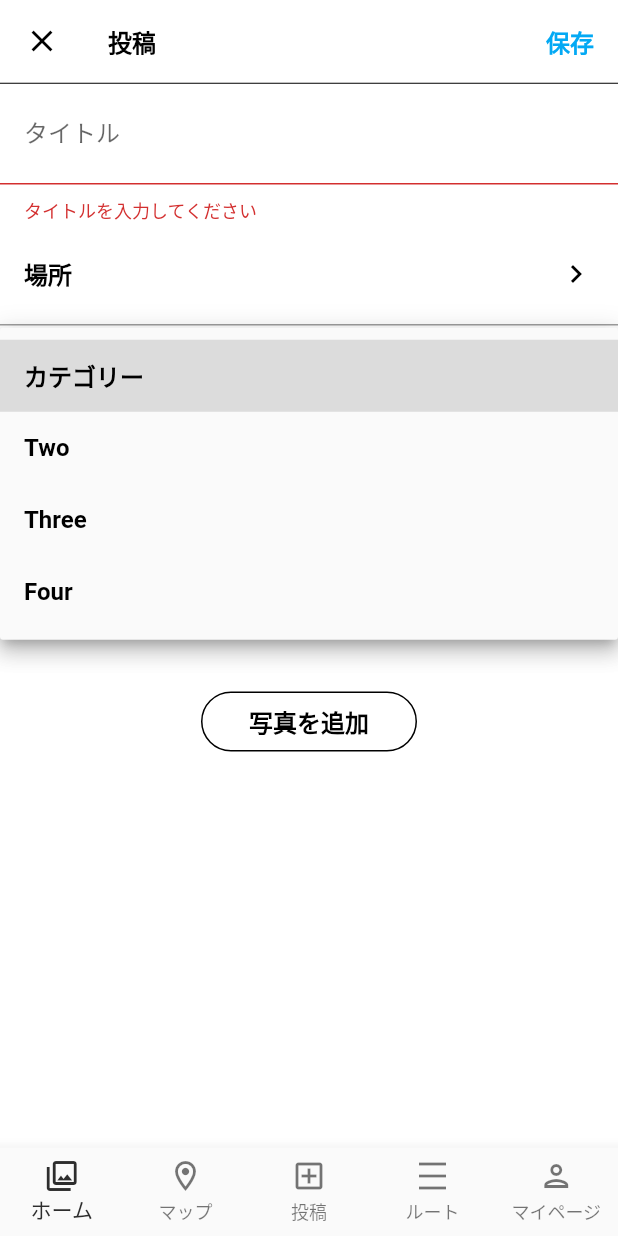
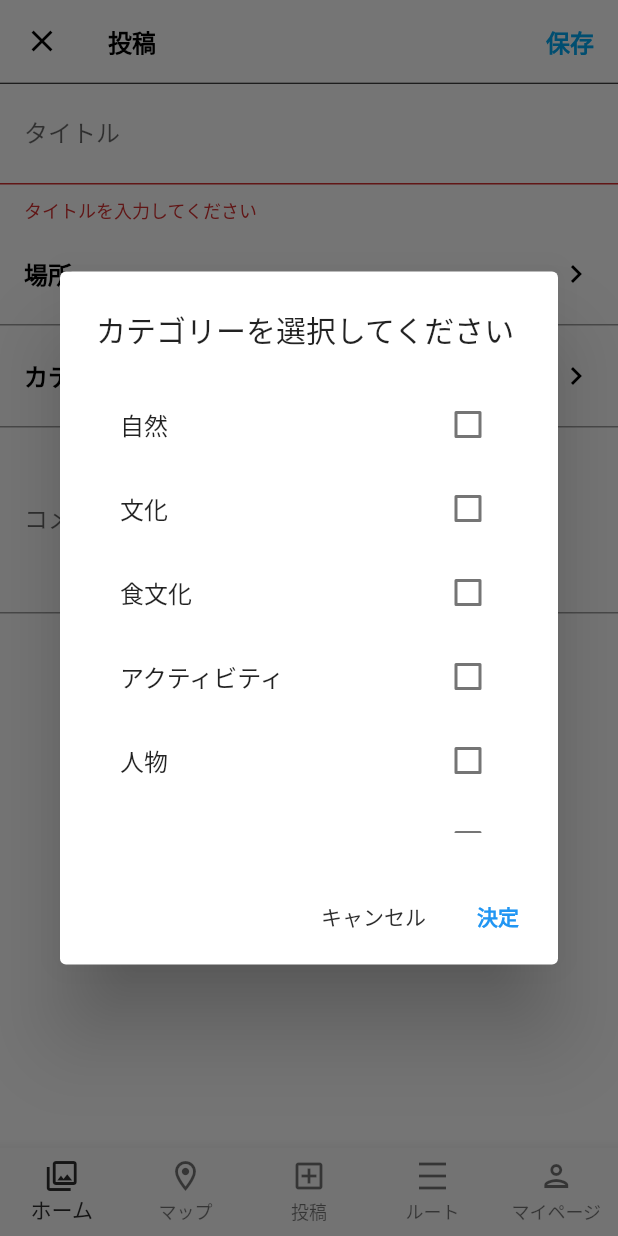
Before and after one commit to yudai2929/flutter-cheese, a Flutter app: the SnapPostSubmitPage screen opened by its route, after a tap on "保存", after a tap on "カテゴリー", on a phone screen of 412 x 824 dp. Run offline on Flutter 3.47's test engine with Material 2 defaults, Android fonts, the phone set to English and light mode, and no system bars; our stand-ins replace appinio_swiper, cloud_functions, file_picker, firebase_auth, firebase_core, firebase_storage and 7 more; missing offline and left inert: flutter_use_geolocation; accounts and stored records are empty; network calls fail; statements that could not run were skipped.

Commit message:
feat: 投稿機能の実装

```diff
--- /dev/null
+++ b/lib/src/common/option.dart
@@ -0,0 +1,25 @@
+class Option {
+  final String label;
+  final String value;
+  const Option({
+    required this.label,
+    required this.value,
+  });
+}
+
+class Options {
+  final List<Option> options;
+  const Options({
+    required this.options,
+  });
+
+  List<String> get values => options.map((e) => e.value).toList();
+  List<String> get labels => options.map((e) => e.label).toList();
+
+  List<Option> get selectedOptions =>
+      options.where((element) => element.value.isNotEmpty).toList();
+
+  String valueToLabel(String value) {
+    return options.firstWhere((element) => element.value == value).label;
+  }
+}
--- /dev/null
+++ b/lib/src/constants/lat_lng.dart
@@ -0,0 +1,3 @@
+import 'package:latlong2/latlong.dart';
+
+const tokyoLatLng = LatLng(35.681236, 139.767125);
--- /dev/null
+++ b/lib/src/entities/snap_post/post_image.dart
@@ -0,0 +1,14 @@
+import 'package:freezed_annotation/freezed_annotation.dart';
+
+part 'post_image.freezed.dart';
+part 'post_image.g.dart';
+
+@freezed
+class PostImage with _$PostImage {
+  const factory PostImage({
+    required String imagePath,
+  }) = _PostImage;
+
+  factory PostImage.fromJson(Map<String, dynamic> json) =>
+      _$PostImageFromJson(json);
+}
--- a/lib/src/entities/snap_post/snap_post.dart
+++ b/lib/src/entities/snap_post/snap_post.dart
@@ -1,3 +1,5 @@
+import 'package:cheese_client/src/entities/snap_post/post_user.dart';
+import 'package:cheese_client/src/repositories/snap_post/params/snap_post_params.dart';
 import 'package:freezed_annotation/freezed_annotation.dart';
 
 part 'snap_post.freezed.dart';
@@ -19,30 +21,9 @@ class SnapPost with _$SnapPost {
     required String updatedAt,
     required int likedCount,
     required PostedUser postedUser,
+    required String address,
   }) = _SnapPost;
 
   factory SnapPost.fromJson(Map<String, dynamic> json) =>
       _$SnapPostFromJson(json);
 }
-
-@freezed
-class PostImage with _$PostImage {
-  const factory PostImage({
-    required String imagePath,
-  }) = _PostImage;
-
-  factory PostImage.fromJson(Map<String, dynamic> json) =>
-      _$PostImageFromJson(json);
-}
-
-@freezed
-class PostedUser with _$PostedUser {
-  const factory PostedUser({
-    required String userId,
-    required String name,
-    required String iconPath,
-  }) = _PostedUser;
-
-  factory PostedUser.fromJson(Map<String, dynamic> json) =>
-      _$PostedUserFromJson(json);
-}
--- /dev/null
+++ b/lib/src/entities/snap_post/tag_options.dart
@@ -0,0 +1,11 @@
+import 'package:cheese_client/src/common/option.dart';
+
+const Options tagOptions = Options(options: [
+  Option(label: '自然', value: 'NATURAL'),
+  Option(label: '文化', value: 'CULTURAL'),
+  Option(label: '食文化', value: 'FOOD_CULTURE'),
+  Option(label: 'アクティビティ', value: 'ACTIVITY'),
+  Option(label: '人物', value: 'PERSON'),
+  Option(label: '動物', value: 'ANIMAL'),
+  Option(label: 'その他', value: 'OTHER'),
+]);
--- /dev/null
+++ b/lib/src/hooks/domain/address/use_search_address.dart
@@ -0,0 +1,15 @@
+import 'package:cheese_client/src/hooks/helper/use_query.dart';
+import 'package:cheese_client/src/repositories/address/params/search_address_params.dart';
+import 'package:hooks_riverpod/hooks_riverpod.dart';
+
+import '../../../repositories/address/address_repository_provider.dart';
+import '../../helper/use_mutation.dart';
+
+// HACK: 検索系の処理はuseQueryを使いたい
+UseMutationResult<String, SearchAddressParams> useSearchAddress(WidgetRef ref) {
+  final addressRepository = ref.watch(addressRepositoryProvider);
+
+  return useMutation(
+    mutateFn: (SearchAddressParams params) => addressRepository.search(params),
+  );
+}
--- a/lib/src/pages/profile/profile_page.dart
+++ b/lib/src/pages/profile/profile_page.dart
@@ -1,5 +1,6 @@
 import 'package:cheese_client/src/components/ui/header.dart';
 import 'package:cheese_client/src/entities/snap_post/snap_post.dart';
+import 'package:cheese_client/src/entities/snap_post/tag_options.dart';
 import 'package:cheese_client/src/pages/profile/snap_post_card.dart';
 import 'package:cheese_client/src/pages/profile/use_fetch_profile.dart';
 import 'package:flutter/material.dart';
@@ -122,7 +123,7 @@ class ProfilePage extends HookConsumerWidget {
       children: snapPosts
           .map((post) => SnapPostCard(
                 title: post.title,
-                tags: post.tags,
+                tags: post.tags.map((e) => tagOptions.valueToLabel(e)).toList(),
                 imageUrl: post.postImages.first.imagePath,
               ))
           .toList(),
--- a/lib/src/pages/profile_register/profile_registration_page.dart
+++ b/lib/src/pages/profile_register/profile_registration_page.dart
@@ -1,6 +1,5 @@
 import 'package:cheese_client/src/components/ui/header.dart';
 import 'package:cheese_client/src/exceptions/custom_exception.dart';
-import 'package:cheese_client/src/hooks/domain/auth/use_sign_up.dart';
 import 'package:cheese_client/src/hooks/domain/user/use_create_user.dart';
 import 'package:cheese_client/src/hooks/helper/use_mutation.dart';
 import 'package:cheese_client/src/providers/profile_provider.dart';
--- /dev/null
+++ b/lib/src/pages/snap_post_submit/category_select_dialog.dart
@@ -0,0 +1,68 @@
+import 'package:cheese_client/src/common/option.dart';
+import 'package:flutter/material.dart';
+import 'package:flutter_hooks/flutter_hooks.dart';
+import 'package:hooks_riverpod/hooks_riverpod.dart';
+
+class CategorySelectDialog extends HookConsumerWidget {
+  final List<Option> options;
+  final ValueChanged<List<Option>> onSubmit;
+  final VoidCallback onClose;
+  final List<Option> selectedOptions;
+  const CategorySelectDialog({
+    Key? key,
+    required this.options,
+    required this.onClose,
+    required this.onSubmit,
+    required this.selectedOptions,
+  }) : super(key: key);
+
+  @override
+  Widget build(BuildContext context, WidgetRef ref) {
+    final selectedCategory = useState<List<Option>>(selectedOptions);
+
+    void onChecked(Option option) {
+      if (selectedCategory.value.contains(option)) {
+        selectedCategory.value = selectedCategory.value
+            .where((element) => element != option)
+            .toList();
+      } else {
+        selectedCategory.value = [...selectedCategory.value, option];
+      }
+    }
+
+    return AlertDialog(
+      title: const Text('カテゴリーを選択してください'),
+      content: SizedBox(
+        width: 300,
+        height: 300,
+        child: ListView.builder(
+          itemCount: options.length,
+          itemBuilder: (context, index) {
+            final option = options[index];
+            return CheckboxListTile(
+              title: Text(option.label),
+              value: selectedCategory.value.contains(option),
+              onChanged: (_) {
+                onChecked(option);
+              },
+            );
+          },
+        ),
+      ),
+      actions: [
+        TextButton(
+          onPressed: onClose,
+          child: const Text(
+            'キャンセル',
+          ),
+        ),
+        TextButton(
+          onPressed: () => onSubmit(selectedCategory.value),
+          child: const Text('決定',
+              style:
+                  TextStyle(color: Colors.blue, fontWeight: FontWeight.bold)),
+        ),
+      ],
+    );
+  }
+}
--- a/lib/src/pages/snap_post_submit/snap_post_submit_page.dart
+++ b/lib/src/pages/snap_post_submit/snap_post_submit_page.dart
@@ -1,30 +1,31 @@
+import 'package:cheese_client/src/common/option.dart';
 import 'package:cheese_client/src/components/ui/header.dart';
+import 'package:cheese_client/src/constants/lat_lng.dart';
+import 'package:cheese_client/src/entities/snap_post/tag_options.dart';
+import 'package:cheese_client/src/hooks/domain/address/use_search_address.dart';
 import 'package:cheese_client/src/hooks/domain/snap_post/use_create_snap_post.dart';
 import 'package:cheese_client/src/hooks/helper/use_form_key.dart';
 import 'package:cheese_client/src/hooks/helper/use_mutation.dart';
 import 'package:cheese_client/src/hooks/io/file_result.dart';
 import 'package:cheese_client/src/hooks/io/use_upload_file.dart';
+import 'package:cheese_client/src/pages/snap_post_submit/category_select_dialog.dart';
 import 'package:cheese_client/src/pages/snap_post_submit/map_modal.dart';
+import 'package:cheese_client/src/repositories/address/params/search_address_params.dart';
 import 'package:cheese_client/src/repositories/snap_post/params/snap_post_params.dart';
 import 'package:cheese_client/src/router/page_routes.dart';
 import 'package:cheese_client/src/utils/form_validator.dart';
 import 'package:flutter/material.dart';
 import 'package:flutter_hooks/flutter_hooks.dart';
 import 'package:flutter_use_geolocation/flutter_use_geolocation.dart';
-import 'package:geolocator/geolocator.dart';
 import 'package:go_router/go_router.dart';
 import 'package:hooks_riverpod/hooks_riverpod.dart';
-import 'package:flutter_map/flutter_map.dart';
 import 'package:latlong2/latlong.dart';
-
-final List<String> list = <String>['カテゴリー', 'Two', 'Three', 'Four'];
 
 class SnapPostSubmitPage extends HookConsumerWidget {
   const SnapPostSubmitPage({super.key});
 
   @override
   Widget build(BuildContext context, WidgetRef ref) {
-    final dropdownValue = useState(list.first);
     final mutation = useCreateSnapPost(ref);
     final titleController = useTextEditingController();
     final commentController = useTextEditingController();
@@ -33,19 +34,9 @@ class SnapPostSubmitPage extends HookConsumerWidget {
     final uploadedFiles = useState<List<FileResult>>([]);
     final pickedLatLng = useState<LatLng?>(null);
     final geolocation = useGeolocation();
-
-    CreateSnapPostParams toParams() {
-      return CreateSnapPostParams(
-        title: titleController.text,
-        comment: commentController.text,
-        longitude: 0,
-        latitude: 0,
-        postImages: uploadedFiles.value
-            .map((file) => PostImage(imagePath: file.url))
-            .toList(),
-        tags: [],
-      );
-    }
+    final selectedTagOption = useState<List<Option>>([]);
+    final searchMutation = useSearchAddress(ref);
+    final searchedAddress = useState<String>('');
 
     Future<void> onSubmit() async {
       if (!formKey.currentState!.validate()) return;
@@ -53,14 +44,29 @@ class SnapPostSubmitPage extends HookConsumerWidget {
         // TODO: 写真が0枚との時ダイアログを出す
         return;
       }
-      final params = toParams();
+      if (pickedLatLng.value == null) {
+        // TODO: 場所が選択されていない時ダイアログを出す
+        return;
+      }
+      final params = CreateSnapPostParams(
+        title: titleController.text,
+        comment: commentController.text,
+        longitude: pickedLatLng.value!.longitude,
+        latitude: pickedLatLng.value!.latitude,
+        postImages: uploadedFiles.value
+            .map((file) => PostImage(imagePath: file.url))
+            .toList(),
+        tags: selectedTagOption.value.map((e) => e.value).toList(),
+        address: searchedAddress.value,
+      );
+
       await mutation.mutate(
           params: params,
-          option: MutationOption(
-              onSuccess: (_) {
+          option: MutationOption(onSuccess: (_) {
             context.go(PageRoutes.home);
-              },
-              onError: (e) {}));
+          }, onError: (e) {
+            print(e);
+          }));
     }
 
     Future<void> onBack() async {
@@ -79,13 +85,26 @@ class SnapPostSubmitPage extends HookConsumerWidget {
               if (file == null) return;
               addFile(file);
             },
-            onError: (e) => print(e),
+            onError: (e) {
+              print(e);
+            },
           ));
     }
 
     void onPickedLatLng(LatLng latLng) {
+      searchMutation.mutate(
+          params: SearchAddressParams(
+              latitude: latLng.latitude, longitude: latLng.longitude),
+          option: MutationOption(onSuccess: (address) {
             pickedLatLng.value = latLng;
+            searchedAddress.value = address;
             context.pop();
+          }, onError: (e) {
+            print(e);
+            searchedAddress.value = '住所不明';
+            // TODO: 住所が取得できないかったことを伝える
+            context.pop();
+          }));
     }
 
     void onTapPlace() async {
@@ -100,6 +119,26 @@ class SnapPostSubmitPage extends HookConsumerWidget {
             return MapModal(
                 onPickedLatLng: onPickedLatLng,
                 onPressedClose: () => context.pop(),
+                initialLatLng: pickedLatLng.value ??
+                    LatLng(
+                        geolocation.position?.latitude ?? tokyoLatLng.latitude,
+                        geolocation.position?.longitude ??
+                            tokyoLatLng.longitude));
+          });
+    }
+
+    void onTapCategory() {
+      showDialog<void>(
+          context: context,
+          builder: (_) {
+            return CategorySelectDialog(
+              options: tagOptions.options,
+              selectedOptions: selectedTagOption.value,
+              onClose: () => context.pop(),
+              onSubmit: (value) {
+                selectedTagOption.value = value;
+                context.pop();
+              },
             );
           });
     }
@@ -129,18 +168,18 @@ class SnapPostSubmitPage extends HookConsumerWidget {
           child: Column(
             children: [
               _titleInputField(titleController),
-              _placeForm(
-                onTap: onTapPlace,
+              _placeForm(onTap: onTapPlace, address: searchedAddress.value),
+              _categoryForm(
+                onTap: onTapCategory,
+                categories:
+                    selectedTagOption.value.map((e) => e.label).toList(),
               ),
-              _categoryPullDown(
-                  list: list,
-                  selectedValue: dropdownValue.value,
-                  onChanged: (String? value) {
-                    dropdownValue.value = value!;
-                  }),
               _commentInputField(commentController),
-              const SizedBox(height: 48),
-              _uploadButton(onPressed: onUpload)
+              const SizedBox(height: 16),
+              _imageList(
+                  imageUrls: uploadedFiles.value.map((e) => e.url).toList()),
+              const SizedBox(height: 16),
+              _uploadButton(onPressed: onUpload),
             ],
           ),
         ));
@@ -169,7 +208,7 @@ class SnapPostSubmitPage extends HookConsumerWidget {
         maxLines: 4);
   }
 
-  Widget _placeForm({required VoidCallback onTap}) {
+  Widget _eventForm({required VoidCallback onTap, required String text}) {
     return Container(
         decoration: const BoxDecoration(
           border: Border(
@@ -184,16 +223,20 @@ class SnapPostSubmitPage extends HookConsumerWidget {
         height: 68,
         child: InkWell(
           onTap: onTap,
-          child: const Row(
+          child: Row(
             mainAxisAlignment: MainAxisAlignment.spaceBetween,
             children: [
-              Text("場所",
-                  style: TextStyle(
+              Container(
+                width: 320,
+                child: Text(text,
+                    overflow: TextOverflow.ellipsis,
+                    style: const TextStyle(
                       color: Colors.black,
                       fontSize: 16,
                       fontWeight: FontWeight.bold,
                     )),
-              Icon(
+              ),
+              const Icon(
                 Icons.keyboard_arrow_right_outlined,
                 color: Colors.black,
               )
@@ -202,44 +245,40 @@ class SnapPostSubmitPage extends HookConsumerWidget {
         ));
   }
 
-  Widget _categoryPullDown(
-      {required List<String> list,
-      required Function(String?) onChanged,
-      required String selectedValue}) {
+  Widget _placeForm({required VoidCallback onTap, required String address}) {
+    final filedText = address.isEmpty ? '場所' : address;
+    return _eventForm(onTap: onTap, text: filedText);
+  }
+
+  Widget _categoryForm(
+      {required VoidCallback onTap, required List<String> categories}) {
+    final String filedText =
+        categories.isEmpty ? 'カテゴリー' : categories.join(', ');
+    return _eventForm(onTap: onTap, text: filedText);
+  }
+
+  Widget _imageList({required List<String> imageUrls}) {
+    return SizedBox(
+      height: 120,
+      child: ListView.builder(
+        scrollDirection: Axis.horizontal,
+        itemCount: imageUrls.length,
+        itemBuilder: (BuildContext context, int index) {
           return Container(
-        decoration: const BoxDecoration(
-          border: Border(
-            bottom: BorderSide(
-              color: Colors.grey,
-              width: 1.0,
+            width: 100,
+            height: 100,
+            margin: const EdgeInsets.all(8.0),
+            decoration: BoxDecoration(
+              image: DecorationImage(
+                image: NetworkImage(imageUrls[index]),
+                fit: BoxFit.cover,
               ),
+              borderRadius: BorderRadius.circular(8.0),
             ),
+          );
+        },
       ),
-        padding: const EdgeInsets.all(16.0),
-        width: double.infinity,
-        height: 68,
-        child: DropdownButton<String>(
-          value: selectedValue,
-          iconSize: 24,
-          isExpanded: true,
-          icon: const Icon(Icons.keyboard_arrow_right_outlined,
-              color: Colors.black),
-          style: const TextStyle(
-            color: Colors.black,
-            fontSize: 16,
-            fontWeight: FontWeight.bold,
-          ),
-          underline: Container(
-            height: 0,
-          ),
-          onChanged: onChanged,
-          items: list.map<DropdownMenuItem<String>>((String value) {
-            return DropdownMenuItem<String>(
-              value: value,
-              child: Text(value),
     );
-          }).toList(),
-        ));
   }
 
   Widget _uploadButton({required VoidCallback onPressed}) {
--- /dev/null
+++ b/lib/src/repositories/address/address_repository.dart
@@ -0,0 +1,5 @@
+import 'package:cheese_client/src/repositories/address/params/search_address_params.dart';
+
+abstract class AddressRepository {
+  Future<String> search(SearchAddressParams params);
+}
--- /dev/null
+++ b/lib/src/repositories/address/address_repository_provider.dart
@@ -0,0 +1,10 @@
+import 'package:cheese_client/src/repositories/address/address_repository.dart';
+import 'package:cheese_client/src/repositories/address/address_repository_impl.dart';
+import 'package:cheese_client/src/repositories/firebase_base_functions_api.dart';
+import 'package:cloud_functions/cloud_functions.dart';
+import 'package:hooks_riverpod/hooks_riverpod.dart';
+
+final addressRepositoryProvider = Provider<AddressRepository>((ref) {
+  return AddressRepositoryImpl(FirebaseFunctionsApi(
+      FirebaseFunctions.instanceFor(region: 'asia-northeast1')));
+});
--- /dev/null
+++ b/lib/src/repositories/address/params/search_address_params.dart
@@ -0,0 +1,15 @@
+import 'package:freezed_annotation/freezed_annotation.dart';
+
+part 'search_address_params.freezed.dart';
+part 'search_address_params.g.dart';
+
+@freezed
+class SearchAddressParams with _$SearchAddressParams {
+  const factory SearchAddressParams({
+    required double latitude,
+    required double longitude,
+  }) = _SearchAddressParams;
+
+  factory SearchAddressParams.fromJson(Map<String, dynamic> json) =>
+      _$SearchAddressParamsFromJson(json);
+}
--- a/lib/src/repositories/snap_post/params/snap_post_params.dart
+++ b/lib/src/repositories/snap_post/params/snap_post_params.dart
@@ -14,6 +14,7 @@ class CreateSnapPostParams with _$CreateSnapPostParams {
     required double latitude,
     required List<PostImage> postImages,
     required List<String> tags,
+    required String address,
   }) = _CreateSnapPostParams;
 
   factory CreateSnapPostParams.fromJson(Map<String, dynamic> json) =>
```
Also changed, not shown: lib/src/entities/snap_post/post_user.dart (added, +16 -0 lines), lib/src/hooks/helper/use_query.dart (+18 -5 lines), lib/src/pages/snap_post_submit/map_modal.dart (+17 -35 lines), lib/src/repositories/address/address_repository_impl.dart (added, +16 -0 lines), lib/src/entities/snap_post/post_image.freezed.dart (added), lib/src/entities/snap_post/post_image.g.dart (added), lib/src/entities/snap_post/post_user.freezed.dart (added), lib/src/entities/snap_post/post_user.g.dart (added), lib/src/entities/snap_post/snap_post.freezed.dart, lib/src/entities/snap_post/snap_post.g.dart, lib/src/repositories/address/params/search_address_params.freezed.dart (added), lib/src/repositories/address/params/search_address_params.g.dart (added), lib/src/repositories/snap_post/params/snap_post_params.freezed.dart, lib/src/repositories/snap_post/params/snap_post_params.g.dart. Lines whose indentation alone changed are shown as unchanged.
